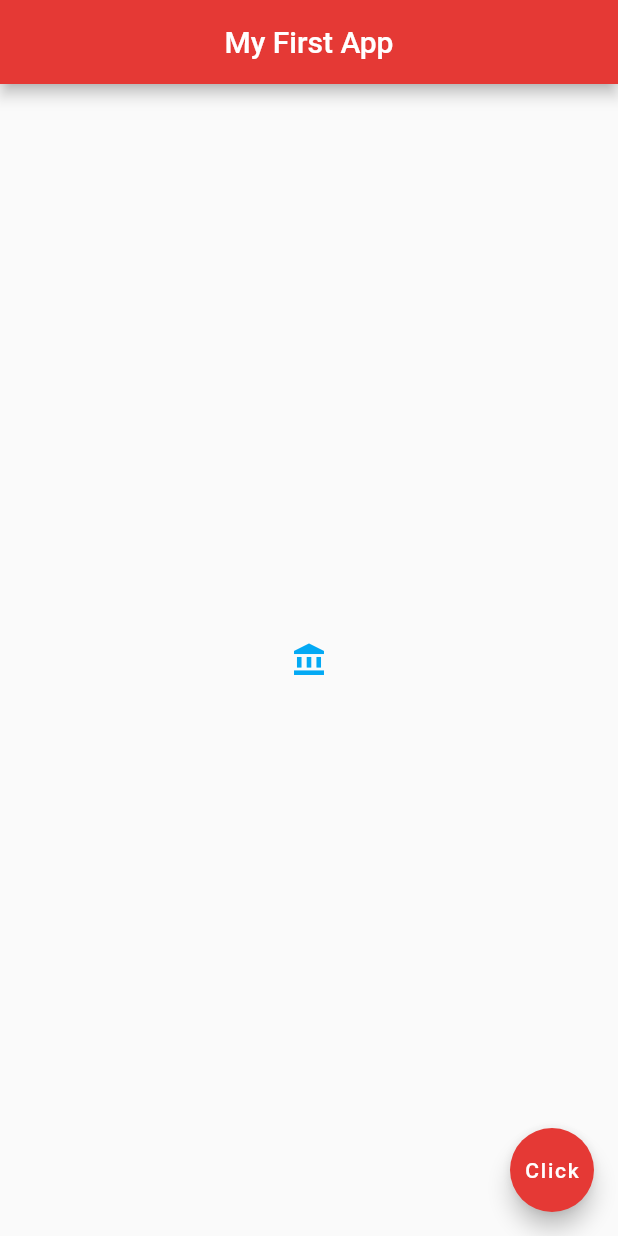
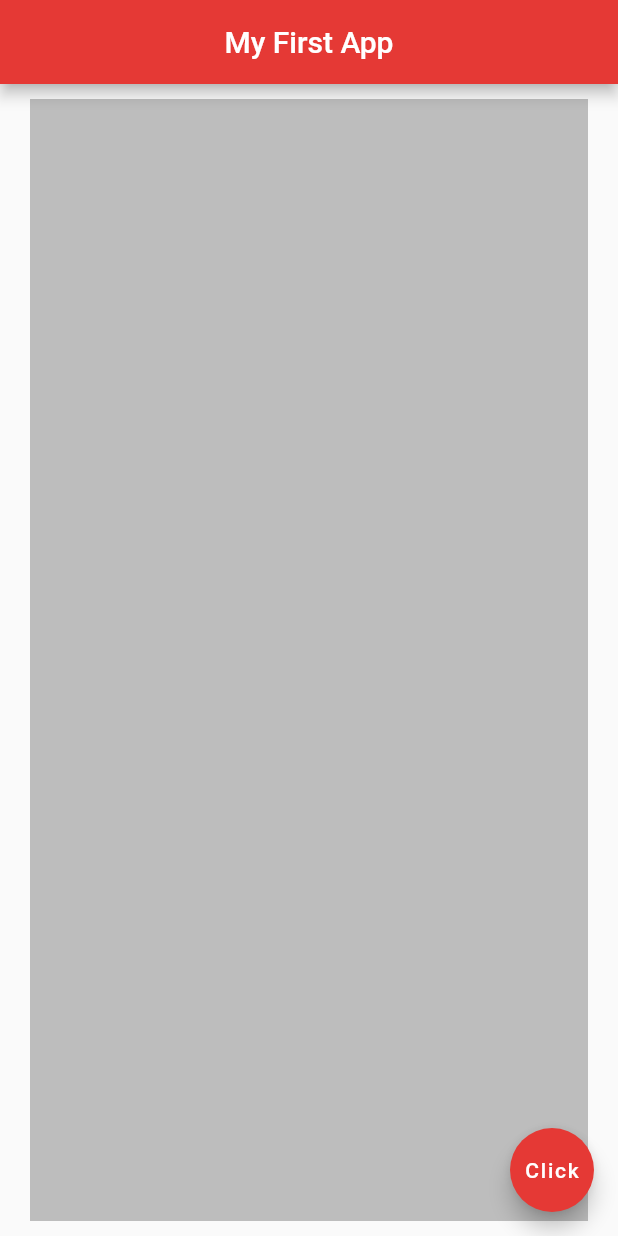
Before and after one commit to Sunilpore/FlutterBasics, a Flutter app: the screen it shows after launch, on a phone screen of 412 x 824 dp. Run offline on Flutter 3.47's test engine with Material 2 defaults, Android fonts, the phone set to English and light mode, and no system bars.

Commit message:
add container,margin ,padding widgets

```diff
--- a/my_flutter_app/lib/main.dart
+++ b/my_flutter_app/lib/main.dart
@@ -2,8 +2,70 @@ import 'package:flutter/material.dart';
 
 void main() =>
   runApp(MaterialApp(
-    home: IconButtonDemo(),
+    home: ContainerDemo(),
   ));
+
+
+//-------------------------------------------------//
+//Container, Margin and Padding//
+//-------------------------------------------------//
+
+/**
+ * If we use empty container then it well occupy entire avlaible space,
+ * else if we apply any child component inside container like Text then it will take space around TextView only
+ */
+class ContainerDemo extends StatelessWidget {
+
+  @override
+  Widget build(BuildContext context) {
+    return Scaffold(
+      appBar: AppBar(
+        title: Text('My First App'),
+        centerTitle: true,
+        backgroundColor: Colors.red[600],
+      ),
+      body: Container(
+        margin: EdgeInsets.symmetric(vertical: 10.0,horizontal: 20.0),
+        padding: EdgeInsets.fromLTRB( 10.0, 20.0, 30.0, 40.0),
+        color: Colors.grey[400],
+      ),
+      floatingActionButton: FloatingActionButton(
+        onPressed: () {},
+        child: Text('Click'),
+        backgroundColor: Colors.red[600],
+      ),
+    );
+  }
+}
+
+/**
+ * If single element need padding then we can use paddingLayout instead of Container,
+ * but we can't use margin params inside PaddingLayout.
+ * If we want to use margin then need to use Container
+ */
+class PaddingWidgetDemo extends StatelessWidget {
+
+  @override
+  Widget build(BuildContext context) {
+    return Scaffold(
+      appBar: AppBar(
+        title: Text('My First App'),
+        centerTitle: true,
+        backgroundColor: Colors.red[600],
+      ),
+      body: Padding(
+        padding: EdgeInsets.all(10.0),
+        child: Text("Welcome"),
+      ),
+      floatingActionButton: FloatingActionButton(
+        onPressed: () {},
+        child: Text('Click'),
+        backgroundColor: Colors.red[600],
+      ),
+    );
+  }
+}
+
 
 //-------------------------------------------------//
               //Image Buttons and Icons//
```
Also changed, not shown: 1 other file.
